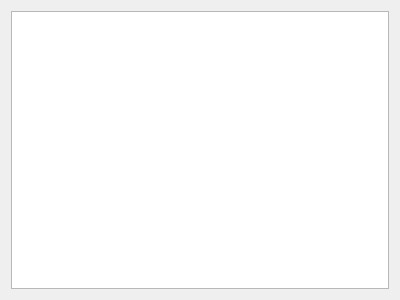
Qt form MainWindow/helpdialog.ui (MathieuPietri/Graphics) before a commit.
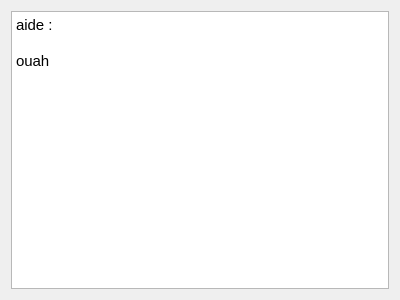
The same form after that commit.

Diff of the .ui file:
```diff
--- a/MainWindow/helpdialog.ui
+++ b/MainWindow/helpdialog.ui
@@ -10,12 +10,29 @@
     <height>300</height>
    </rect>
   </property>
+  <property name="minimumSize">
+   <size>
+    <width>400</width>
+    <height>300</height>
+   </size>
+  </property>
   <property name="windowTitle">
    <string>Dialog</string>
   </property>
   <layout class="QHBoxLayout" name="horizontalLayout">
    <item>
-    <widget class="QTextBrowser" name="textBrowser"/>
+    <widget class="QTextBrowser" name="textBrowser">
+     <property name="html">
+      <string>&lt;!DOCTYPE HTML PUBLIC &quot;-//W3C//DTD HTML 4.0//EN&quot; &quot;http://www.w3.org/TR/REC-html40/strict.dtd&quot;&gt;
+&lt;html&gt;&lt;head&gt;&lt;meta name=&quot;qrichtext&quot; content=&quot;1&quot; /&gt;&lt;style type=&quot;text/css&quot;&gt;
+p, li { white-space: pre-wrap; }
+&lt;/style&gt;&lt;/head&gt;&lt;body style=&quot; font-family:'Ubuntu'; font-size:11pt; font-weight:400; font-style:normal;&quot;&gt;
+&lt;p style=&quot; margin-top:0px; margin-bottom:0px; margin-left:0px; margin-right:0px; -qt-block-indent:0; text-indent:0px;&quot;&gt;aide :&lt;/p&gt;
+&lt;p style=&quot;-qt-paragraph-type:empty; margin-top:0px; margin-bottom:0px; margin-left:0px; margin-right:0px; -qt-block-indent:0; text-indent:0px;&quot;&gt;&lt;br /&gt;&lt;/p&gt;
+&lt;p style=&quot; margin-top:0px; margin-bottom:0px; margin-left:0px; margin-right:0px; -qt-block-indent:0; text-indent:0px;&quot;&gt;ouah&lt;/p&gt;
+&lt;p style=&quot;-qt-paragraph-type:empty; margin-top:0px; margin-bottom:0px; margin-left:0px; margin-right:0px; -qt-block-indent:0; text-indent:0px;&quot;&gt;&lt;br /&gt;&lt;/p&gt;&lt;/body&gt;&lt;/html&gt;</string>
+     </property>
+    </widget>
    </item>
   </layout>
  </widget>
```
